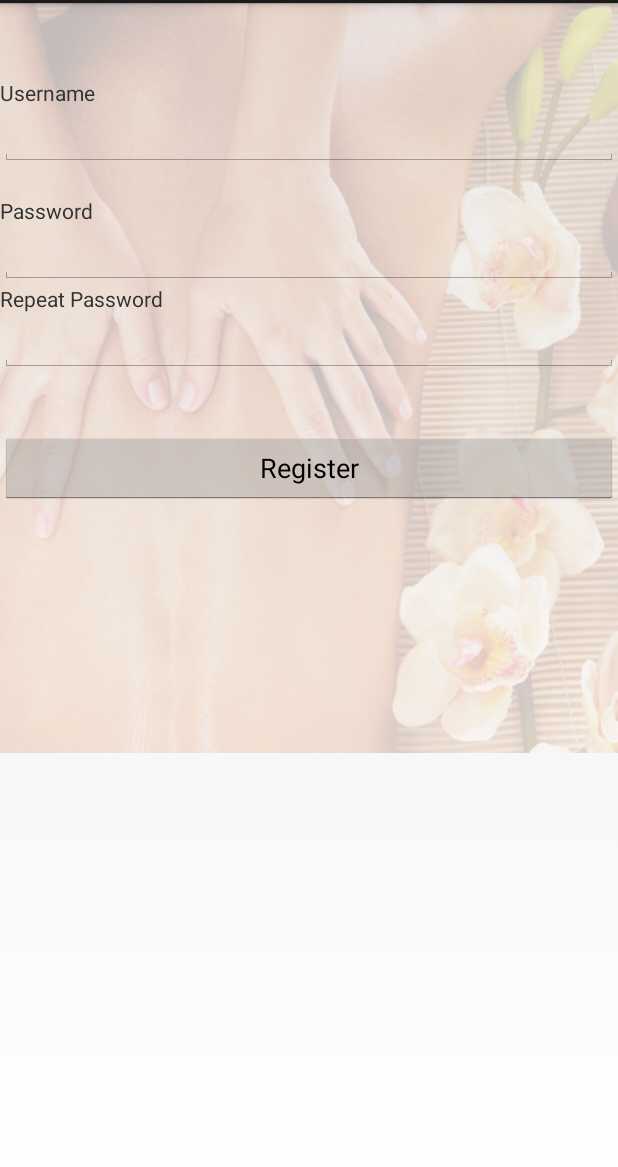
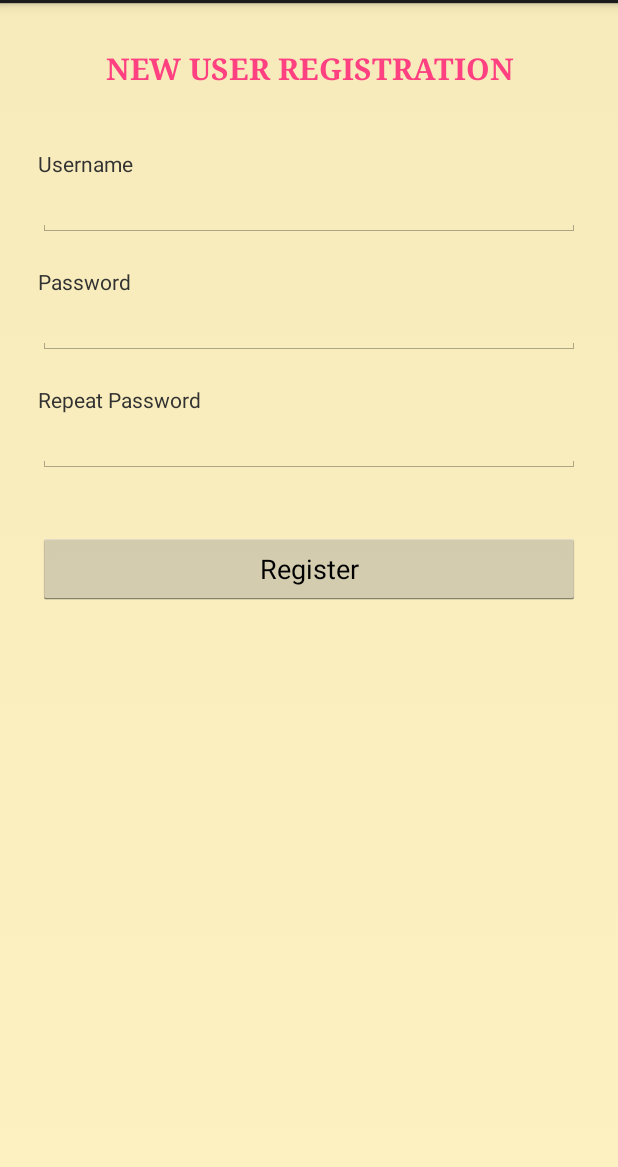
Before and after one commit to egluze87/test, an Android app: the RegisterActivity screen opened directly, with no data from a screen before it, on a phone screen of 412 x 824 dp, the part 69-1236 px from its top. Run offline under Robolectric (Android 15) with nearby library versions, the phone set to English and light mode, and no system bars.

Commit message:
Perėjimai iš Login į Register, iš Register į Login, iš Login į Search

```diff
--- a/app/src/main/java/com/byethost5/egle/BeautyRoom/RegisterActivity.java
+++ b/app/src/main/java/com/byethost5/egle/BeautyRoom/RegisterActivity.java
@@ -1,15 +1,39 @@
 package com.byethost5.egle.BeautyRoom;
 
 import android.app.Activity;
+import android.content.Intent;
 import android.os.Bundle;
+import android.view.View;
+import android.widget.Button;
+import android.widget.EditText;
 
 import com.byethost5.egle.BeautyRoom.R;
 
 public class RegisterActivity extends Activity {
 
+    private EditText username;
+    private EditText password;
+    private EditText repeat_password;
+    private Button register;
+
     @Override
     protected void onCreate(Bundle savedInstanceState) {
         super.onCreate(savedInstanceState);
         setContentView(R.layout.activity_register);
+
+        username = (EditText) findViewById(R.id.register_username_id);
+        password = (EditText) findViewById(R.id.register_password_id);
+        repeat_password = (EditText) findViewById(R.id.register_repeat_password_id);
+        register = (Button) findViewById(R.id.register_register_button_id);
+
+
+        register.setOnClickListener(new View.OnClickListener() {
+            public void onClick(View v) {
+
+                Intent i = new Intent(RegisterActivity.this, LoginActivity.class);
+                startActivity(i);
+
+            }
+        });
     }
 }
--- a/app/src/main/res/layout/activity_register.xml
+++ b/app/src/main/res/layout/activity_register.xml
@@ -4,30 +4,50 @@
     xmlns:tools="http://schemas.android.com/tools"
     android:layout_width="match_parent"
     android:layout_height="match_parent"
+
     tools:context="com.byethost5.egle.BeautyRoom.RegisterActivity">
 
 
     <LinearLayout
         android:id="@+id/login_layout_id"
         android:layout_width="match_parent"
-        android:layout_height="wrap_content"
+        android:layout_height="match_parent"
         android:orientation="vertical"
-        android:background="@drawable/bg"
+        android:background="@color/colorBackground"
         >
-
 
         <Space
             android:layout_width="match_parent"
-            android:layout_height="50dp" />
+            android:layout_height="30dp" />
 
         <TextView
             android:layout_width="match_parent"
             android:layout_height="wrap_content"
-            android:text="@string/login_username"
+            android:text="@string/register_welcome_text"
+            android:textAlignment="center"
+            android:textAllCaps="true"
+            android:textSize="20dp"
+            android:textColor="@color/colorAccent"
+            android:fontFamily="serif"
+            android:textStyle="bold"
+            />
+
+        <Space
+            android:layout_width="match_parent"
+            android:layout_height="40dp" />
+
+        <TextView
+            android:layout_marginLeft="25dp"
+            android:layout_marginRight="25dp"
+            android:layout_width="match_parent"
+            android:layout_height="wrap_content"
+            android:text="@string/register_username"
             />
 
         <EditText
-            android:id="@+id/login_username_id"
+            android:layout_marginLeft="25dp"
+            android:layout_marginRight="25dp"
+            android:id="@+id/register_username_id"
             android:layout_width="match_parent"
             android:layout_height="wrap_content" />
 
@@ -36,26 +56,38 @@
             android:layout_height="20dp" />
 
         <TextView
+            android:layout_marginLeft="25dp"
+            android:layout_marginRight="25dp"
             android:layout_width="match_parent"
             android:layout_height="wrap_content"
-            android:text="@string/login_password"
+            android:text="@string/register_password"
             />
 
         <EditText
-            android:id="@+id/login_repeat_password_id"
+            android:layout_marginLeft="25dp"
+            android:layout_marginRight="25dp"
+            android:id="@+id/register_repeat_password_id"
             android:layout_width="match_parent"
             android:layout_height="wrap_content"
             android:inputType="textPassword"
             />
 
+        <Space
+            android:layout_width="match_parent"
+            android:layout_height="20dp" />
+
         <TextView
+            android:layout_marginLeft="25dp"
+            android:layout_marginRight="25dp"
             android:layout_width="match_parent"
             android:layout_height="wrap_content"
-            android:text="@string/login_repeat_password"
+            android:text="@string/register_repeat_password"
             />
 
         <EditText
-            android:id="@+id/login_password_id"
+            android:layout_marginLeft="25dp"
+            android:layout_marginRight="25dp"
+            android:id="@+id/register_password_id"
             android:layout_width="match_parent"
             android:layout_height="wrap_content"
             android:inputType="textPassword"
@@ -67,10 +99,12 @@
 
 
         <Button
-            android:id="@+id/login_register_button_id"
+            android:layout_marginLeft="25dp"
+            android:layout_marginRight="25dp"
+            android:id="@+id/register_register_button_id"
             android:layout_width="match_parent"
             android:layout_height="wrap_content"
-            android:text="@string/login_register"
+            android:text="@string/register_register"
             />
 
     </LinearLayout>
--- a/app/src/main/res/values/colors.xml
+++ b/app/src/main/res/values/colors.xml
@@ -3,4 +3,5 @@
     <color name="colorPrimary">#3F51B5</color>
     <color name="colorPrimaryDark">#303F9F</color>
     <color name="colorAccent">#FF4081</color>
+    <color name="colorBackground">#bafcecaa</color>
 </resources>
--- a/app/src/main/res/values/strings.xml
+++ b/app/src/main/res/values/strings.xml
@@ -2,8 +2,12 @@
     <string name="app_name">Beauty Room</string>
     <string name="login_username">Username</string>
     <string name="login_password">Password</string>
-    <string name="login_repeat_password">Repeat Password</string>
     <string name="login_login">Login</string>
     <string name="login_register">Register</string>
     <string name="login_name">Happy Ending for everyone</string>
+    <string name="register_welcome_text">New User Registration</string>
+    <string name="register_username">Username</string>
+    <string name="register_password">Password</string>
+    <string name="register_repeat_password">Repeat Password</string>
+    <string name="register_register">Register</string>
 </resources>
```
Also changed, not shown: app/src/main/res/layout/activity_login.xml (+20 -4 lines), app/src/main/res/layout/activity_search.xml (+22 -2 lines).
